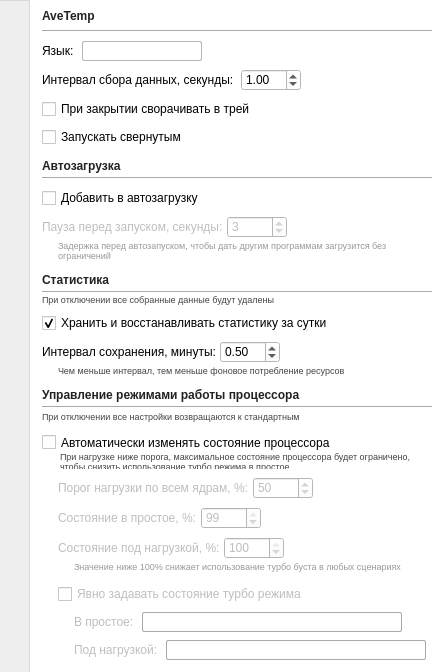
Above: windows/settings.ui from treepoint/AveTemp before the change. Below: the same form after it.
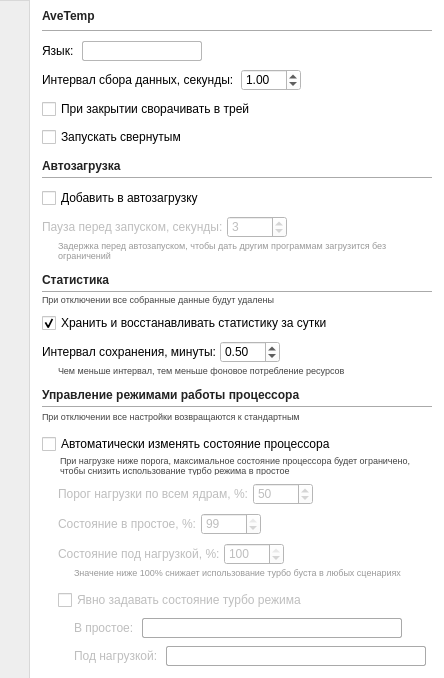
That is the form after the change. Icons and pictures are not drawn.

Commit message: settings window height fixed

```diff
--- a/windows/settings.ui
+++ b/windows/settings.ui
@@ -10,19 +10,19 @@
     <x>0</x>
     <y>0</y>
     <width>444</width>
-    <height>672</height>
+    <height>678</height>
    </rect>
   </property>
   <property name="minimumSize">
    <size>
     <width>444</width>
-    <height>672</height>
+    <height>678</height>
    </size>
   </property>
   <property name="maximumSize">
    <size>
     <width>444</width>
-    <height>672</height>
+    <height>678</height>
    </size>
   </property>
   <property name="windowTitle">
```
The commit also changes 1 other file.
